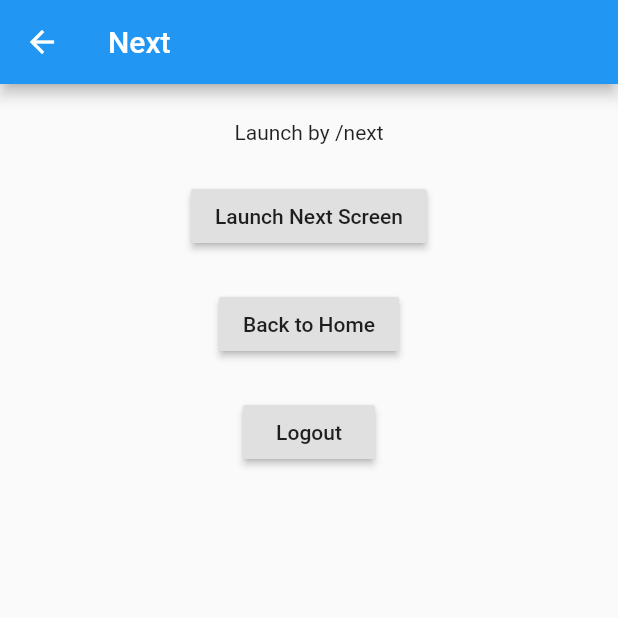
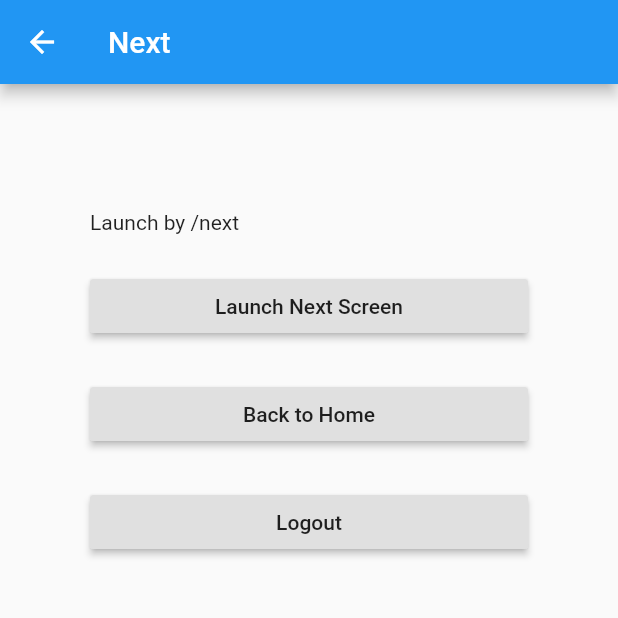
Before and after one commit to JUNKI555/flutter_practice03, a Flutter app: the Next screen opened by its route, after a tap on "Launch Next Screen", on a phone screen of 412 x 824 dp, the top half of it. Run offline on Flutter 3.47's test engine with Material 2 defaults, Android fonts, the phone set to English and light mode, and no system bars.

Commit message:
:construction: Adjustment button postion

```diff
--- a/lib/main.dart
+++ b/lib/main.dart
@@ -145,13 +145,19 @@ class _NextState extends State<Next> {
       appBar: new AppBar(
         title: const Text('Next'),
       ),
-      body: new Center(
+      body: new Align(
+        alignment: Alignment.topCenter,
+        child: Padding(
+          padding: const EdgeInsets.all(60),
           child: new Column(
+            mainAxisSize: MainAxisSize.min,
+            crossAxisAlignment: CrossAxisAlignment.stretch,
             children: <Widget>[
               const SizedBox(
                 height: 24,
               ),
-            new Text('Launch by ${ModalRoute.of(context).settings.arguments}'),
+              new Text(
+                  'Launch by ${ModalRoute.of(context).settings.arguments}'),
               const SizedBox(
                 height: 24,
               ),
@@ -215,6 +221,7 @@ class _NextState extends State<Next> {
             ],
           ),
         ),
+      ),
     );
   }
 }
```
Lines whose indentation alone changed are shown as unchanged.
